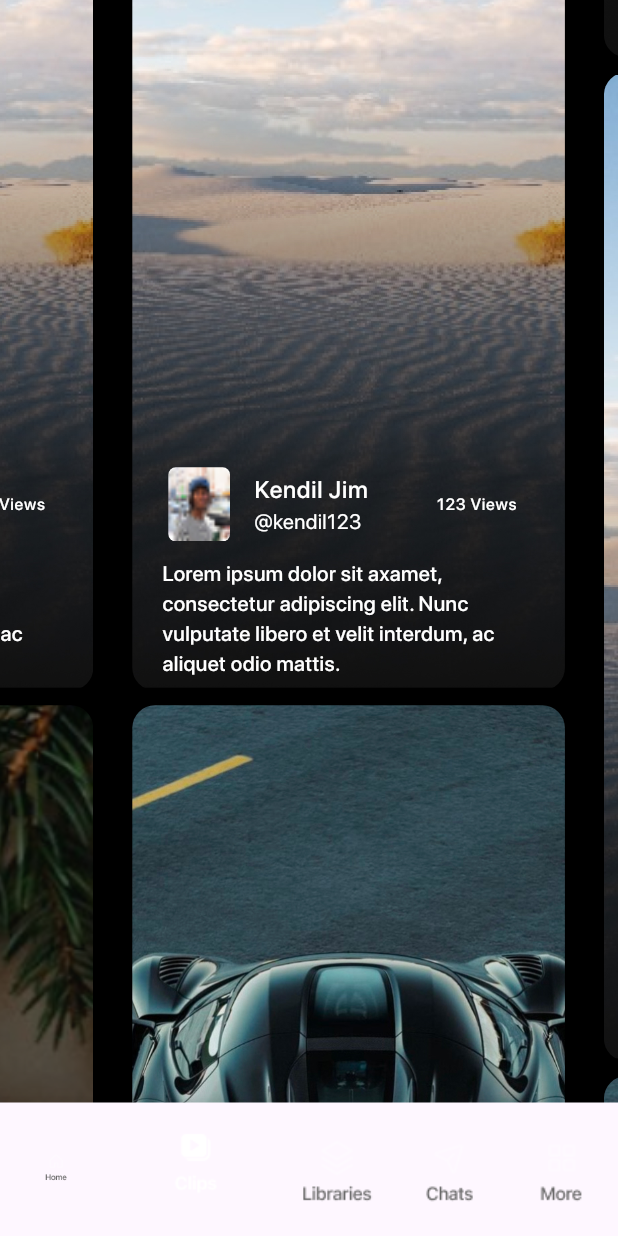
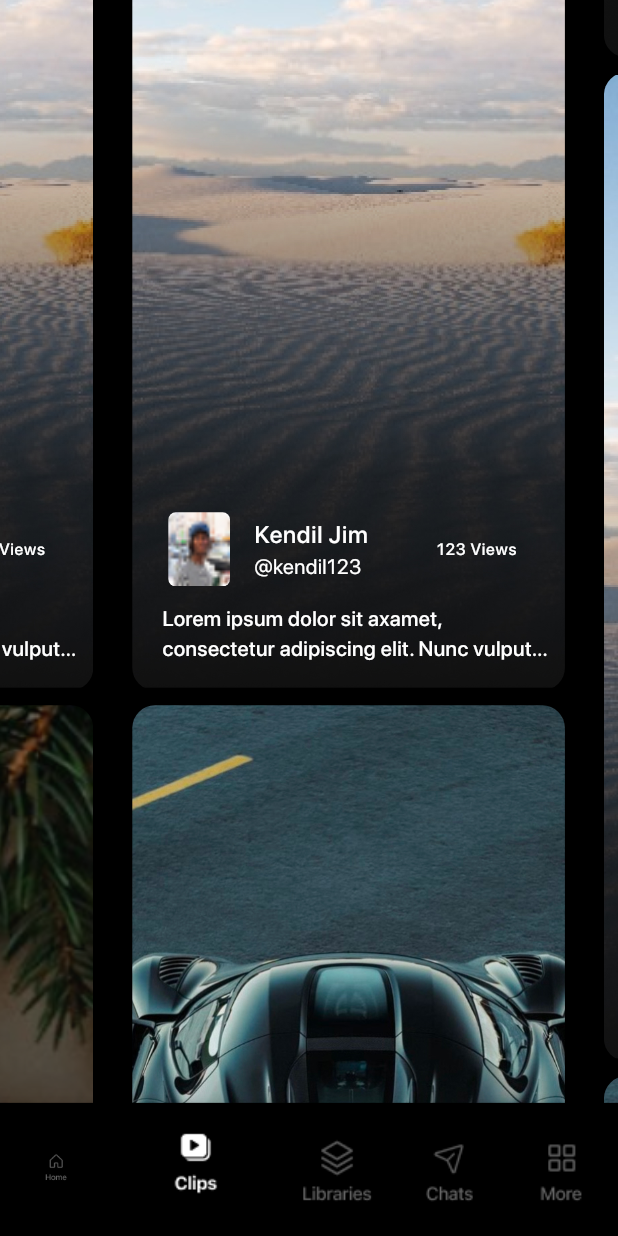
Before and after one commit to TayyubKhan/jobTask, a Flutter app: the screen it shows after launch, on a phone screen of 412 x 824 dp. Run offline on Flutter 3.47's test engine with Material 3 defaults, Android fonts, the phone set to English and light mode, and no system bars.

Commit message:
Job done

```diff
--- a/lib/Components/Image_controller.dart
+++ b/lib/Components/Image_controller.dart
@@ -58,8 +58,10 @@ class Image_Compo extends StatelessWidget {
                   ),
                   // Image description
                   const Padding(
-                    padding: EdgeInsets.only(left: 12),
+                    padding: EdgeInsets.only(left: 12,bottom: 10),
                     child: Text(
+                      maxLines: 2,
+                      overflow: TextOverflow.ellipsis,
                       'Lorem ipsum dolor sit axamet, consectetur adipiscing elit. Nunc vulputate libero et velit interdum, ac aliquet odio mattis.',
                       style: TextStyle(fontFamily: 'semi', color: textColor),
                     ),
--- a/lib/Components/bottomNavigationBarCompo.dart
+++ b/lib/Components/bottomNavigationBarCompo.dart
@@ -1,3 +1,5 @@
+import 'dart:ui';
+
 import 'package:flutter/material.dart';
 
 class BottomNavigationBarCompo extends StatefulWidget {
@@ -21,9 +23,7 @@ class _BottomNavigationBarCompoState extends State<BottomNavigationBarCompo> {
   @override
   Widget build(BuildContext context) {
     return BottomNavigationBar(
-      // Background color of the bottom navigation bar
-      backgroundColor: Colors.pinkAccent.withOpacity(0.1),
-
+      backgroundColor: Colors.black.withOpacity(0.3),
       // Color of the selected item icon and text
       selectedItemColor: Colors.blue,
 
@@ -50,7 +50,8 @@ class _BottomNavigationBarCompoState extends State<BottomNavigationBarCompo> {
         ),
 
         // Bottom navigation bar item 2: Clips
-        const BottomNavigationBarItem(
+        BottomNavigationBarItem(
+          backgroundColor: Colors.black.withOpacity(0.3),
           icon: Image(
             image: AssetImage('Assets/Icons/clips.png'),
           ),
@@ -58,7 +59,8 @@ class _BottomNavigationBarCompoState extends State<BottomNavigationBarCompo> {
         ),
 
         // Bottom navigation bar item 3: Libraries
-        const BottomNavigationBarItem(
+        BottomNavigationBarItem(
+          backgroundColor: Colors.black.withOpacity(0.3),
           icon: Image(
             image: AssetImage('Assets/Icons/libraries.png'),
           ),
@@ -66,7 +68,8 @@ class _BottomNavigationBarCompoState extends State<BottomNavigationBarCompo> {
         ),
 
         // Bottom navigation bar item 4: Chats
-        const BottomNavigationBarItem(
+        BottomNavigationBarItem(
+          backgroundColor: Colors.black.withOpacity(0.3),
           icon: Image(
             image: AssetImage('Assets/Icons/chats.png'),
           ),
@@ -74,7 +77,8 @@ class _BottomNavigationBarCompoState extends State<BottomNavigationBarCompo> {
         ),
 
         // Bottom navigation bar item 5: More
-        const BottomNavigationBarItem(
+        BottomNavigationBarItem(
+          backgroundColor: Colors.black.withOpacity(0.3),
           icon: Image(
             image: AssetImage('Assets/Icons/more.png'),
           ),
```
